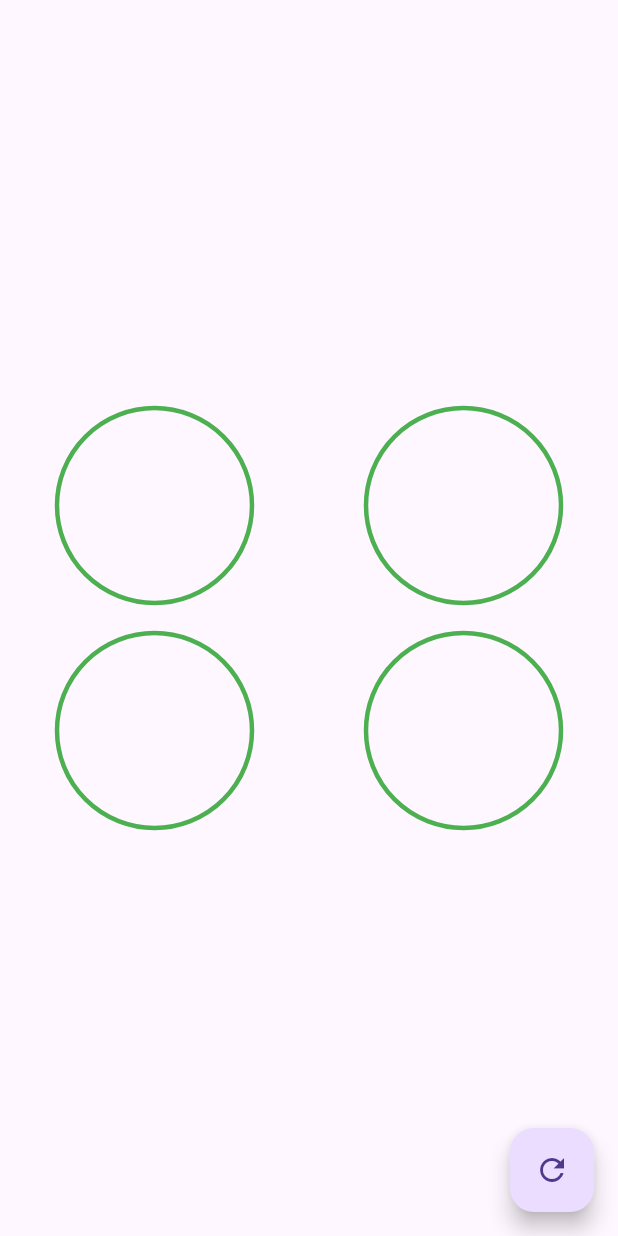
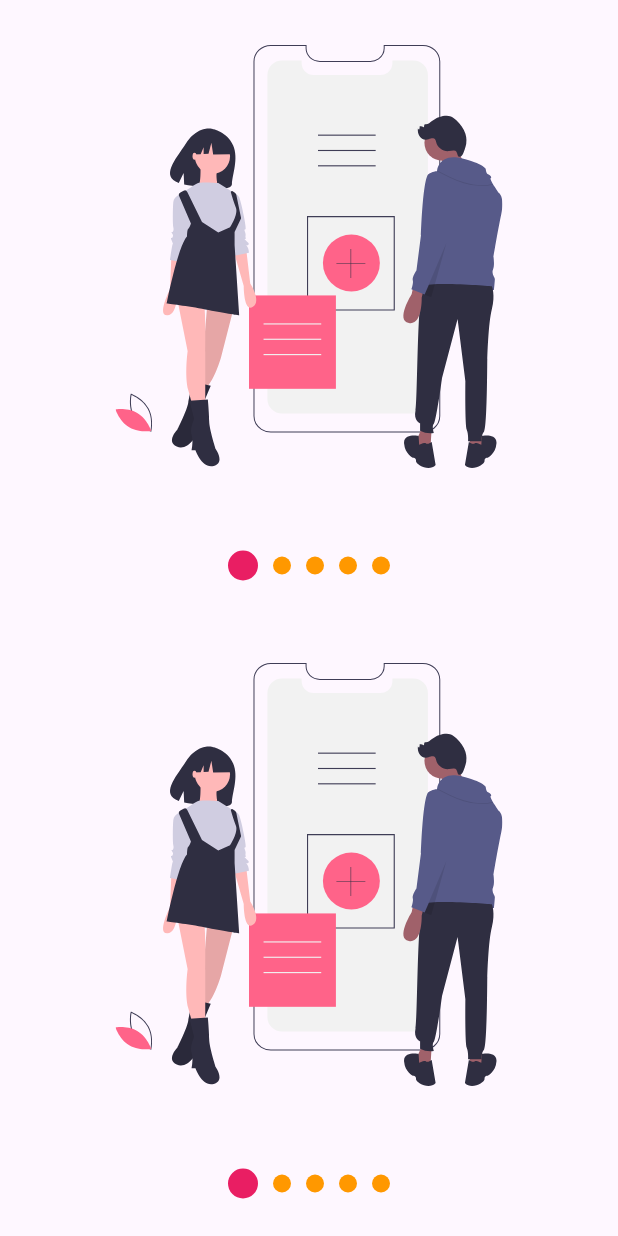
Before and after one commit to AlejandroLealG/Cap_flutter, a Flutter app: the screen it shows after launch, on a phone screen of 412 x 824 dp. Run offline on Flutter 3.47's test engine with Material 3 defaults, Android fonts, the phone set to English and light mode, and no system bars; our stand-ins replace flutter_svg.

Commit message:
Slideshow

```diff
--- a/lib/main.dart
+++ b/lib/main.dart
@@ -1,7 +1,8 @@
 
 //import 'package:disenos_app/src/retos/cuadrado_animado_page.dart';
 //import 'package:disenos_app/src/labs/circular_progress_page.dart';
-import 'package:disenos_app/src/pages/graficas_circulares_page.dart';
+//import 'package:disenos_app/src/pages/graficas_circulares_page.dart';
+import 'package:disenos_app/src/pages/slideshow_page.dart';
 import 'package:flutter/material.dart';
 
 void main() => runApp(const MyApp());
@@ -15,7 +16,7 @@ class MyApp extends StatelessWidget {
     return const MaterialApp(
       title: 'Diseños App',
       debugShowCheckedModeBanner: false,
-      home: GraficasCircularesPage(),
+      home: SlideshowPage(),
     );
   }
 }
--- /dev/null
+++ b/lib/src/labs/slideshow_page.dart
@@ -0,0 +1,128 @@
+import 'package:disenos_app/src/models/slider_model.dart';
+import 'package:flutter/material.dart';
+import 'package:flutter_svg/flutter_svg.dart';
+import 'package:provider/provider.dart';
+
+class SlideshowPage extends StatelessWidget {
+  const SlideshowPage({super.key});
+
+  @override
+  Widget build(BuildContext context) {
+    return ChangeNotifierProvider(
+      create: (_) => SliderModel(),
+      child: Scaffold(
+        body: Center(
+          child: Column(
+            children: <Widget>[
+              const Expanded(
+                child: _Slides()
+              ),
+              _Dots(),
+            ],
+          ),
+        ),
+      ),
+    );
+  }
+}
+
+class _Dots extends StatelessWidget {
+
+  @override
+  Widget build(BuildContext context) {
+    return const SizedBox(
+      width: double.infinity,
+      height: 70,
+      // color: Colors.red,
+      child: Row(
+        mainAxisAlignment: MainAxisAlignment.center,
+        children: <Widget>[
+          _Dot(0),
+          _Dot(1),
+          _Dot(2),
+        ],
+      ),
+    );
+  }
+}
+
+class _Dot extends StatelessWidget {
+
+  final int index;
+
+  const _Dot(this.index);
+
+  @override
+  Widget build(BuildContext context) {
+
+    final pageViewIndex = Provider.of<SliderModel>(context).currentPage;
+
+    return AnimatedContainer(
+      duration: const Duration(milliseconds: 200),
+      width: 10,
+      height: 10,
+      margin: const EdgeInsets.symmetric(horizontal: 5),
+      decoration: BoxDecoration(
+        color: (pageViewIndex >= index -0.5 && pageViewIndex < index + 0.5)
+                  ? Colors.red : Colors.grey,
+        shape: BoxShape.circle,
+      ),
+    );
+  }
+}
+
+class _Slides extends StatefulWidget {
+  const _Slides();
+
+  @override
+  State<_Slides> createState() => _SlidesState();
+}
+
+class _SlidesState extends State<_Slides> {
+
+  final pageViewController = PageController();
+
+  @override
+  void initState() {
+    pageViewController.addListener((){
+      // Actualizar el provider, sliderModel
+      Provider.of<SliderModel>(context, listen: false).currentPage = pageViewController.page!;
+    });
+    super.initState();
+  }
+
+  @override
+  void dispose() {
+    pageViewController.dispose();
+    super.dispose();
+  }
+
+  @override
+  Widget build(BuildContext context) {
+    return PageView(
+      controller: pageViewController,
+      children: const <Widget>[
+        _Slide('assets/svgs/slide-1.svg'),
+        _Slide('assets/svgs/slide-2.svg'),
+        _Slide('assets/svgs/slide-3.svg'),
+      ],
+    );
+  }
+}
+
+class _Slide extends StatelessWidget {
+
+  final String svg;
+
+  const _Slide(this.svg);
+
+  @override
+  Widget build(BuildContext context) {
+    return Container(
+      width: double.infinity,
+      height: double.infinity,
+      padding: const EdgeInsets.all(30),
+      child: SvgPicture.asset(svg),
+    );
+  }
+}
--- /dev/null
+++ b/lib/src/models/slider_model.dart
@@ -0,0 +1,12 @@
+import 'package:flutter/material.dart';
+
+class SliderModel with ChangeNotifier {
+  double _currentPage = 0;
+
+  double get currentPage => _currentPage;
+  set currentPage(double currentPage){
+    _currentPage = currentPage;
+    notifyListeners();
+  }
+
+}
--- /dev/null
+++ b/lib/src/pages/slideshow_page.dart
@@ -0,0 +1,43 @@
+import 'package:disenos_app/src/widgets/slideshow.dart';
+import 'package:flutter/material.dart';
+import 'package:flutter_svg/flutter_svg.dart';
+
+class SlideshowPage extends StatelessWidget {
+  const SlideshowPage({super.key});
+
+  @override
+  Widget build(BuildContext context) {
+    return const Scaffold(
+      body: Column(
+        children: <Widget>[
+          Expanded(child: MiSlideshow()),
+          Expanded(child: MiSlideshow()),
+        ],
+      )
+    );
+  }
+}
+
+class MiSlideshow extends StatelessWidget {
+  const MiSlideshow({
+    super.key,
+  });
+
+  @override
+  Widget build(BuildContext context) {
+    return Slideshow(
+      bulletPrimario: 20,
+      bulletSecundario: 12,
+      colorPrimario: Colors.pink,
+      colorSecundario: Colors.orange,
+      puntosArriba: false,
+      slides: <Widget>[
+        SvgPicture.asset('assets/svgs/slide-1.svg'),
+        SvgPicture.asset('assets/svgs/slide-2.svg'),
+        SvgPicture.asset('assets/svgs/slide-3.svg'),
+        SvgPicture.asset('assets/svgs/slide-4.svg'),
+        SvgPicture.asset('assets/svgs/slide-5.svg'),
+      ],
+    );
+  }
+}
--- /dev/null
+++ b/lib/src/widgets/slideshow.dart
@@ -0,0 +1,221 @@
+
+import 'package:flutter/material.dart';
+import 'package:provider/provider.dart';
+
+
+class Slideshow extends StatelessWidget {
+  const Slideshow({
+    super.key,
+    required this.slides,
+    this.puntosArriba = false,
+    this.colorPrimario = Colors.red,
+    this.colorSecundario = Colors.grey,
+    this.bulletPrimario = 15.0,
+    this.bulletSecundario = 12.0,
+  });
+
+  final List<Widget> slides;
+  final bool puntosArriba;
+  final Color colorPrimario;
+  final Color colorSecundario;
+  final double bulletPrimario;
+  final double bulletSecundario;
+
+  @override
+  Widget build(BuildContext context) {
+    return ChangeNotifierProvider(
+      create: (_) => _SlideshowModel(),
+        // ..colorPrimario = colorPrimario
+        // ..colorSecundario = colorSecundario,
+      child: SafeArea(
+        child: Center(
+          child: Builder(
+            builder: (BuildContext context){
+
+              Provider.of<_SlideshowModel>(context).bulletPrimario = bulletPrimario;
+              Provider.of<_SlideshowModel>(context).bulletSecundario = bulletSecundario;
+              Provider.of<_SlideshowModel>(context).colorPrimario = colorPrimario;
+              Provider.of<_SlideshowModel>(context).colorSecundario = colorSecundario;
+              return _CrearEstructuraSlideshow(puntosArriba: puntosArriba, slides: slides);
+            }
+          )
+        ),
+      ),
+    );
+  }
+}
+
+class _CrearEstructuraSlideshow extends StatelessWidget {
+  const _CrearEstructuraSlideshow({
+    required this.puntosArriba,
+    required this.slides,
+  });
+
+  final bool puntosArriba;
+  final List<Widget> slides;
+
+  @override
+  Widget build(BuildContext context) {
+    return Column(
+      children: <Widget>[
+        if(puntosArriba)
+          _Dots(slides.length),
+        Expanded(child: _Slides(slides)),
+        if(!puntosArriba)
+          _Dots(slides.length),
+      ],
+    );
+  }
+}
+
+
+class _Dots extends StatelessWidget {
+
+  final int totalSlides;
+
+
+
+  const _Dots(this.totalSlides);
+
+  @override
+  Widget build(BuildContext context) {
+    return SizedBox(
+      width: double.infinity,
+      height: 70,
+      child: Row(
+        mainAxisAlignment: MainAxisAlignment.center,
+        children: List.generate(totalSlides, (i) => _Dot(i)),
+      ),
+    );
+  }
+}
+
+class _Dot extends StatelessWidget {
+
+  final int index;
+
+  const _Dot(this.index);
+
+  @override
+  Widget build(BuildContext context) {
+
+    final ssModel = Provider.of<_SlideshowModel>(context);
+    double tamano;
+    Color color;
+
+    if(ssModel.currentPage >= index -0.5 && ssModel.currentPage < index + 0.5){
+      tamano = ssModel.bulletPrimario;
+      color = ssModel.colorPrimario;
+    } else {
+      tamano = ssModel.bulletSecundario;
+      color = ssModel.colorSecundario;
+    }
+
+    return AnimatedContainer(
+      duration: const Duration(milliseconds: 200),
+      width: tamano,
+      height: tamano,
+      margin: const EdgeInsets.symmetric(horizontal: 5),
+      decoration: BoxDecoration(
+        color: color,
+        shape: BoxShape.circle,
+      ),
+    );
+  }
+}
+
+class _Slides extends StatefulWidget {
+
+  final List<Widget> slides;
+
+  const _Slides(this.slides);
+
+  @override
+  State<_Slides> createState() => _SlidesState();
+}
+
+class _SlidesState extends State<_Slides> {
+
+  final pageViewController = PageController();
+
+  @override
+  void initState() {
+    pageViewController.addListener((){
+      // Actualizar el provider, sliderModel
+      Provider.of<_SlideshowModel>(context, listen: false).currentPage = pageViewController.page!;
+    });
+    super.initState();
+  }
+
+  @override
+  void dispose() {
+    pageViewController.dispose();
+    super.dispose();
+  }
+
+  @override
+  Widget build(BuildContext context) {
+    return PageView(
+      controller: pageViewController,
+      children: widget.slides.map((slide) => _Slide(slide)).toList(),
+    );
+  }
+}
+
+class _Slide extends StatelessWidget {
+
+  final Widget slide;
+
+  const _Slide(this.slide);
+
+  @override
+  Widget build(BuildContext context) {
+    return Container(
+      width: double.infinity,
+      height: double.infinity,
+      padding: const EdgeInsets.all(30),
+      child: slide,
+    );
+  }
+}
+
+class _SlideshowModel with ChangeNotifier {
+  double _currentPage = 0;
+  Color _colorPrimario = Colors.red;
+  Color _colorSecundario = Colors.grey;
+  double _bulletPrimario = 15;
+  double _bulletSecundario = 12;
+
+  double get currentPage => _currentPage;
+  set currentPage(double currentPage){
+    _currentPage = currentPage;
+    notifyListeners();
+  }
+
+  Color get colorPrimario => _colorPrimario;
+  set colorPrimario(Color color){
+    _colorPrimario = color;
+    // notifyListeners();
+  }
+
+  Color get colorSecundario => _colorSecundario;
+  set colorSecundario(Color color){
+    _colorSecundario = color;
+    // notifyListeners();
+  }
+
+  double get bulletPrimario => _bulletPrimario;
+  set bulletPrimario(double tamano){
+    _bulletPrimario = tamano;
+    //notifyListeners();
+  }
+
+  double get bulletSecundario => _bulletSecundario;
+  set bulletSecundario(double tamano){
+    _bulletSecundario = tamano;
+    // notifyListeners();
+  }
+
+
+
+}
--- a/pubspec.yaml
+++ b/pubspec.yaml
@@ -35,6 +35,8 @@ dependencies:
   # The following adds the Cupertino Icons font to your application.
   # Use with the CupertinoIcons class for iOS style icons.
   cupertino_icons: ^1.0.8
+  flutter_svg: ^2.0.10+1
+  provider: ^6.1.2
 
 dev_dependencies:
   flutter_test:
@@ -59,8 +61,8 @@ flutter:
   uses-material-design: true
 
   # To add assets to your application, add an assets section, like this:
-  # assets:
-  #   - images/a_dot_burr.jpeg
+  assets:
+  - assets/svgs/
   #   - images/a_dot_ham.jpeg
 
   # An image asset can refer to one or more resolution-specific "variants", see
```
Also changed, not shown: assets/svgs/slide-1.svg (added), assets/svgs/slide-2.svg (added), assets/svgs/slide-3.svg (added), assets/svgs/slide-4.svg (added), assets/svgs/slide-5.svg (added), pubspec.lock.
